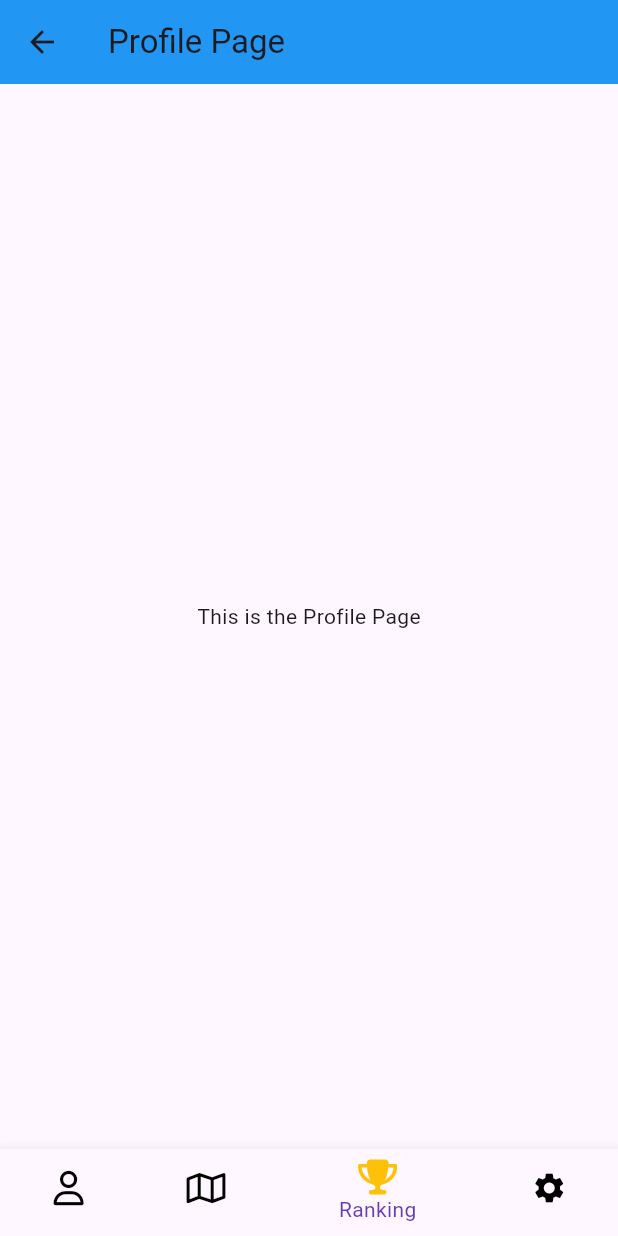
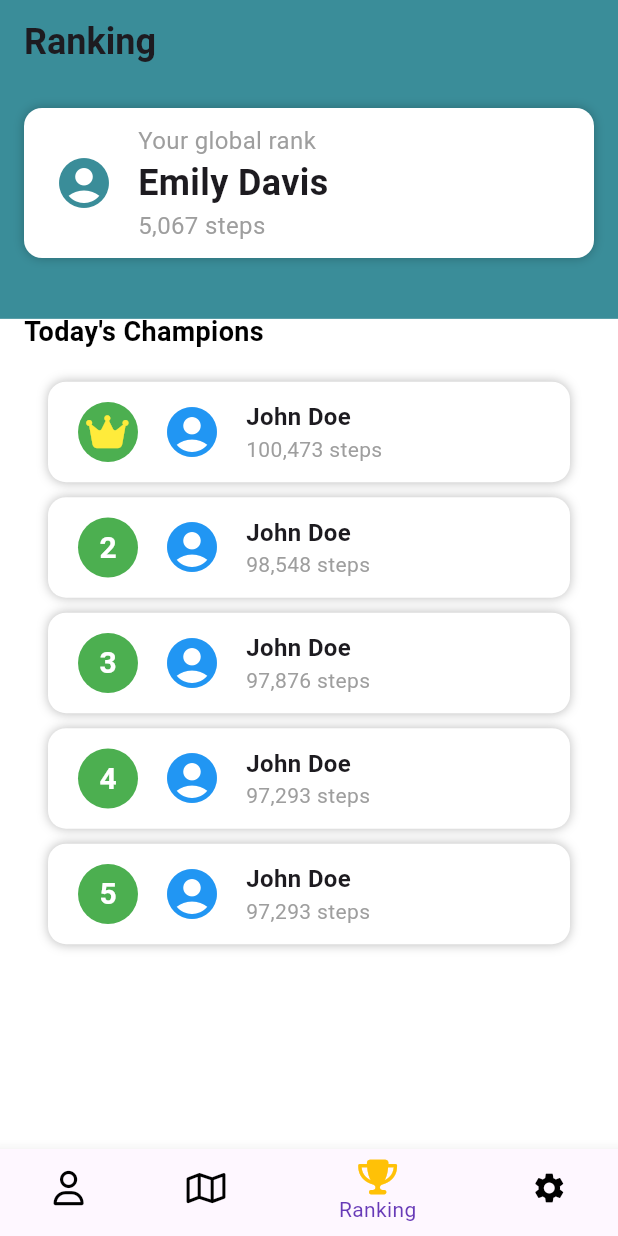
Before and after one commit to Me-in-U/GDG_Hackathon, a Flutter app: the MainNavigation screen opened directly with empty values, item 3 of the bottom bar chosen, on a phone screen of 412 x 824 dp. Run offline on Flutter 3.47's test engine with Material 3 defaults, Android fonts, the phone set to English and light mode, and no system bars; our stand-ins replace cloud_firestore, firebase_core, fluttertoast, font_awesome_flutter, geolocator, google_maps_flutter; accounts and stored records are empty; network calls fail.

Commit message:
Ranking Updated

```diff
--- a/lib/main_navigation.dart
+++ b/lib/main_navigation.dart
@@ -1,4 +1,5 @@
 import 'package:flutter/material.dart';
+import 'package:gdg_hackathon/ranking.dart';
 import 'package:google_maps_flutter/google_maps_flutter.dart';
 import 'counter_page.dart';
 import 'map_page.dart';
@@ -30,7 +31,7 @@ class _MainNavigationState extends State<MainNavigation> {
     _pages = [
       HomePage(username: widget.username),
       MapPage(key: _mapPageKey, username: widget.username), // GlobalKey 전달
-      const ProfilePage(),
+      RankingPage(),
       MapSettingPage(
         username: widget.username,
         loadRouteToMap: loadRouteToMap, // MapSettingPage에 함수 전달
--- /dev/null
+++ b/lib/ranking.dart
@@ -0,0 +1,154 @@
+import 'package:flutter/material.dart';
+import 'package:font_awesome_flutter/font_awesome_flutter.dart';
+import 'dart:math';
+
+// 랜덤 이름 생성 함수
+String generateRandomName() {
+  List<String> names = [
+    'John Doe', 'Jane Smith', 'Alex Johnson', 'Emily Davis', 'Michael Brown',
+    'Sarah Miller', 'David Wilson', 'Sophia Moore', 'Daniel Taylor', 'Olivia Anderson'
+  ];
+  Random random = Random();
+  return names[random.nextInt(names.length)];
+}
+
+class RankingPage extends StatelessWidget {
+  const RankingPage({Key? key}) : super(key: key);
+
+  @override
+  Widget build(BuildContext context) {
+    return Scaffold(
+      appBar: AppBar(
+        backgroundColor: Color(0xFF3A8D99),
+        title: Text(
+          'Ranking',
+          style: TextStyle(fontSize: 24, fontWeight: FontWeight.bold),
+        ),
+        automaticallyImplyLeading: false, // 뒤로가기 버튼 제거
+      ),
+      backgroundColor: Colors.transparent, // 배경을 투명으로 설정
+      body: Stack(
+        children: [
+          // 상단 색상 설정 (위쪽)
+          Positioned(
+            top: 0,
+            left: 0,
+            right: 0,
+            child: Container(
+              height: MediaQuery.of(context).size.height * 0.3,  // 상단 영역 높이 설정
+              color: Color(0xFF3A8D99), // 위쪽 색상
+            ),
+          ),
+          // 하단 색상 설정 (아래쪽)
+          Positioned(
+            top: MediaQuery.of(context).size.height * 0.19,  // 하단 시작 위치
+            left: 0,
+            right: 0,
+            bottom: 0,
+            child: Container(
+              color: Colors.white, // 아래쪽 색상 (흰색)
+            ),
+          ),
+          // Content 영역
+          Padding(
+            padding: const EdgeInsets.all(16.0),
+            child: Column(
+              crossAxisAlignment: CrossAxisAlignment.start,
+              children: [
+
+                // Your global rank
+                Container(
+                  padding: const EdgeInsets.symmetric(vertical: 10.0, horizontal: 20.0),
+                  margin: const EdgeInsets.only(bottom: 20),
+                  decoration: BoxDecoration(
+                    color: Colors.white,
+                    borderRadius: BorderRadius.circular(12.0),
+                    boxShadow: [BoxShadow(color: Colors.black26, blurRadius: 5)],
+                  ),
+                  child: Row(
+                    children: [
+                      Icon(Icons.account_circle, size: 40, color: Color(0xFF3A8D99)), // 아이콘
+                      SizedBox(width: 16),
+                      Column(
+                        crossAxisAlignment: CrossAxisAlignment.start,
+                        children: [
+                          Text('Your global rank', style: TextStyle(fontSize: 16, color: Colors.grey)),
+                          Text('Emily Davis', style: TextStyle(fontSize: 24, fontWeight: FontWeight.bold)),
+                          Text('5,067 steps', style: TextStyle(fontSize: 16, color: Colors.grey)),
+                        ],
+                      ),
+                    ],
+                  ),
+                ),
+                // Today's champions
+                Padding(
+                  padding: EdgeInsets.only(top: MediaQuery.of(context).size.height * 0.02),  // 화면 높이에 비례한 마진
+                  child: Text(
+                    "Today's Champions",
+                    style: TextStyle(fontSize: 18, fontWeight: FontWeight.bold, color: Colors.black),
+                  ),
+                ),
+                SizedBox(height: 20),
+                // Champion List
+                _buildChampionRank(1, '100,473', Icons.account_circle),
+                _buildChampionRank(2, '98,548', Icons.account_circle),
+                _buildChampionRank(3, '97,876', Icons.account_circle),
+                _buildChampionRank(4, '97,293', Icons.account_circle),
+                _buildChampionRank(5, '97,293', Icons.account_circle),
+              ],
+            ),
+          ),
+        ],
+      ),
+    );
+  }
+
+  Widget _buildChampionRank(int rank, String steps, IconData icon) {
+    return Container(
+      padding: const EdgeInsets.symmetric(vertical: 12.0, horizontal: 20.0),
+      margin: const EdgeInsets.only(bottom: 10.0, left: 16.0, right: 16.0), // 마진 늘리기
+      decoration: BoxDecoration(
+        color: Colors.white,
+        borderRadius: BorderRadius.circular(12.0),
+        boxShadow: [BoxShadow(color: Colors.black26, blurRadius: 5)],
+      ),
+      child: Row(
+        children: [
+          // 순위 표시 (1위는 왕관 아이콘, 그 외는 숫자 표시)
+          CircleAvatar(
+            backgroundColor: Colors.green,
+            child: rank == 1
+                ? Transform.translate(
+              offset: Offset(-2, 0), // 왕관을 왼쪽으로 5만큼 이동
+              child: Icon(
+                FontAwesomeIcons.crown, // 왕관 아이콘
+                size: 25, // 크기
+                color: Colors.yellow, // 색상
+              ),
+            )
+                : Text(
+              '$rank',
+              style: TextStyle(fontSize: 20, fontWeight: FontWeight.bold, color: Colors.white),
+            ),
+          ),
+          SizedBox(width: 16),
+          Icon(icon, size: 40, color: Colors.blue),
+          SizedBox(width: 16),
+          Column(
+            crossAxisAlignment: CrossAxisAlignment.start,
+            children: [
+              Text(
+                generateRandomName(), // 랜덤 이름 생성
+                style: TextStyle(fontSize: 16, fontWeight: FontWeight.bold),
+              ),
+              Text(
+                '$steps steps', // 스텝 수
+                style: TextStyle(fontSize: 14, color: Colors.grey),
+              ),
+            ],
+          ),
+        ],
+      ),
+    );
+  }
+}
```
Also changed, not shown: lib/home_page.dart (+57 -9 lines).
